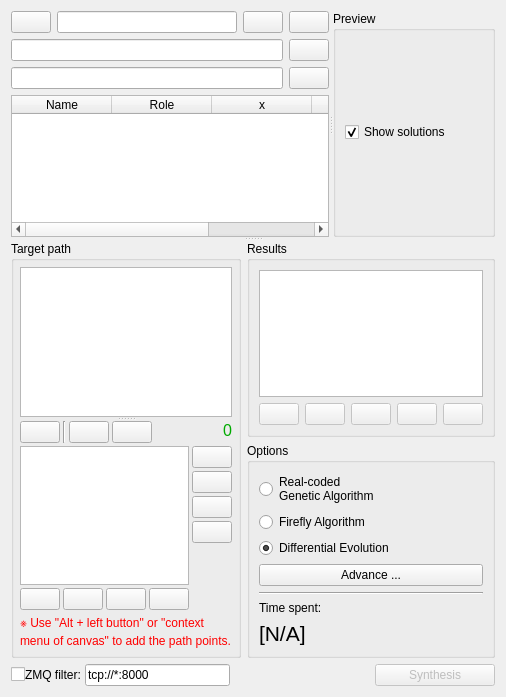
Before: the Qt Designer form core/synthesis/DimensionalSynthesis/Algorithm.ui in KmolYuan/Pyslvs-UI, drawn with Qt 5.
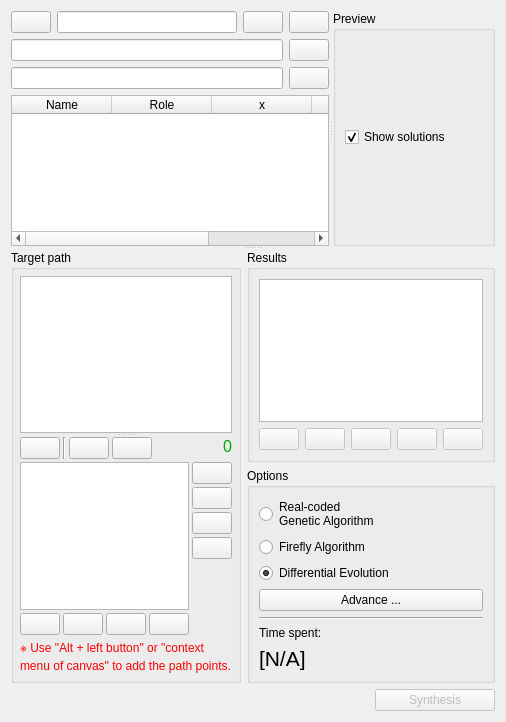
After: the same form once the commit is applied. Icons and pictures are not drawn.

Diff of the .ui file:
```diff
--- a/core/synthesis/DimensionalSynthesis/Algorithm.ui
+++ b/core/synthesis/DimensionalSynthesis/Algorithm.ui
@@ -7,7 +7,7 @@
     <x>0</x>
     <y>0</y>
     <width>494</width>
-    <height>697</height>
+    <height>722</height>
    </rect>
   </property>
   <property name="windowIcon">
@@ -642,26 +642,6 @@
      <property name="spacing">
       <number>0</number>
      </property>
-     <item>
-      <widget class="QCheckBox" name="has_zmq"/>
-     </item>
-     <item>
-      <widget class="QLabel" name="label">
-       <property name="text">
-        <string>&lt;html&gt;&lt;head/&gt;&lt;body&gt;&lt;p&gt;&lt;img width=&quot;15&quot; src=&quot;:/icons/ZeroMQ.png&quot;/&gt;ZMQ filter: &lt;/p&gt;&lt;/body&gt;&lt;/html&gt;</string>
-       </property>
-      </widget>
-     </item>
-     <item>
-      <widget class="QLineEdit" name="portText">
-       <property name="statusTip">
-        <string>LAN screening.</string>
-       </property>
-       <property name="text">
-        <string>tcp://*:8000</string>
-       </property>
-      </widget>
-     </item>
      <item>
       <spacer name="horizontalSpacer_6">
        <property name="orientation">
```
